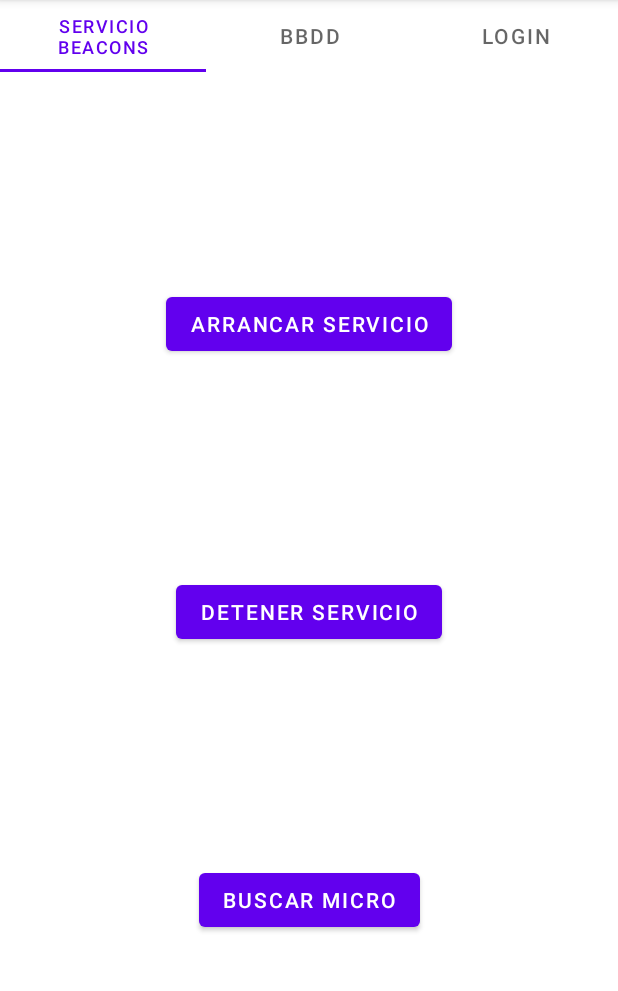
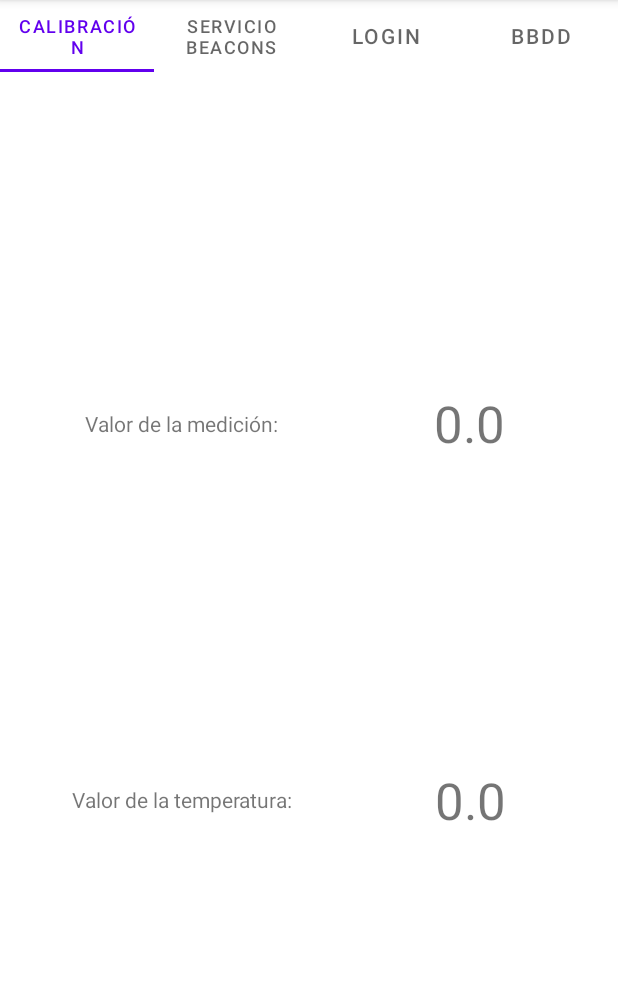
Before and after one commit to nachischo/Commun03APP, an Android app: the screen it shows after launch (MainActivity), on a phone screen of 412 x 824 dp, the part 84-1075 px from its top. Run offline under Robolectric (Android 15) with nearby library versions, the phone set to English and light mode, and no system bars.

Commit message:
Sección de calibración + muestra de datos en la app

```diff
--- a/app/src/main/java/com/imsangar/commun03app/RESTrequest/REST.java
+++ b/app/src/main/java/com/imsangar/commun03app/RESTrequest/REST.java
@@ -47,13 +47,13 @@ public class REST {
 
     //doy de alta una nueva medicion en la base de datos con metodo POST
     //idMedicion: Texto, idSensor: Texto, valorMedicion: N --> altaNuevaMedicion() -->
-    public static void altaNuevaMedicion(String idMedicion, String idSensor, int valorMedicion){
+    public static void altaNuevaMedicion(int idMedicion, String idSensor, double valorMedicion){
         PeticionarioREST elPeticionario = new PeticionarioREST();
 
 
-        elPeticionario.hacerPeticionREST("POST",  "http://172.20.10.2:3000/api/mediciones",
+        elPeticionario.hacerPeticionREST("POST",  "https://dmesmun.upv.edu.es/ServidorProyecto3a/serv/",
 
-                "{ 'sensor': '"+idSensor+"', 'valor': "+valorMedicion+", 'lat': '38.9964288', 'lon': '-0.1661116'}",
+                "{ 'sensor': '"+idMedicion+"', 'valor': "+valorMedicion+", 'lat': '38.9964288', 'lon': '-0.1661116'}",
                 new PeticionarioREST.RespuestaREST () {
                     @Override
                     public void callback(int codigo, String cuerpo) {
--- /dev/null
+++ b/app/src/main/java/com/imsangar/commun03app/fragments/TabCalibration.java
@@ -0,0 +1,52 @@
+package com.imsangar.commun03app.fragments;
+
+import android.os.Bundle;
+import android.view.LayoutInflater;
+import android.view.View;
+import android.view.ViewGroup;
+import android.widget.TextView;
+
+import androidx.fragment.app.Fragment;
+
+import com.imsangar.commun03app.MainActivity;
+import com.imsangar.commun03app.R;
+import com.imsangar.commun03app.databinding.CalibrarDispositivoBinding;
+
+import java.math.BigDecimal;
+import java.math.RoundingMode;
+
+public class TabCalibration extends Fragment {
+
+    private CalibrarDispositivoBinding binding;
+    static View valorMedicion = null;
+    static View valorTemperatura = null;
+
+
+    public static void cambiaValorMedicion(double nuevoValorMedicion){
+        if(valorMedicion!=null){
+            ((TextView)valorMedicion).setText(String.valueOf(new BigDecimal(nuevoValorMedicion).setScale(6, RoundingMode.HALF_UP)));
+        }
+    }
+
+    public static void cambiaValorTemperatura(double nuevoValorTemperatura){
+        if(valorTemperatura!=null){
+            ((TextView)valorTemperatura).setText(String.valueOf(new BigDecimal(nuevoValorTemperatura).setScale(1, RoundingMode.HALF_UP)));
+        }
+    }
+
+    @Override
+    public void onCreate(Bundle savedInstanceState) {
+        super.onCreate(savedInstanceState);
+    }
+    @Override
+    public View onCreateView(LayoutInflater inflater, ViewGroup container,
+                             Bundle savedInstanceState) {
+        binding = CalibrarDispositivoBinding.inflate(inflater, container, false);
+        View root = binding.getRoot();
+
+        valorMedicion = binding.valorMedicion;
+        valorTemperatura = binding.valorTemperatura;
+
+        return root;
+    }
+}
--- a/app/src/main/java/com/imsangar/commun03app/uiElements/MiPagerAdapter.java
+++ b/app/src/main/java/com/imsangar/commun03app/uiElements/MiPagerAdapter.java
@@ -7,6 +7,7 @@ import androidx.viewpager2.adapter.FragmentStateAdapter;
 
 import com.imsangar.commun03app.fragments.TabBBDD;
 import com.imsangar.commun03app.fragments.TabBTLE;
+import com.imsangar.commun03app.fragments.TabCalibration;
 import com.imsangar.commun03app.fragments.TabLogin;
 
 public class MiPagerAdapter extends FragmentStateAdapter {
@@ -16,7 +17,7 @@ public class MiPagerAdapter extends FragmentStateAdapter {
 
     @Override
     public int getItemCount() {
-        return 3;
+        return 4;
     }
 
     @Override
@@ -24,11 +25,13 @@ public class MiPagerAdapter extends FragmentStateAdapter {
     public Fragment createFragment(int position) {
         switch (position) {
             case 0:
+                return new TabCalibration();
+            case 1:
                 return new TabBTLE();
-            case 1:
-                return new TabBBDD();
             case 2:
                 return new TabLogin();
+            case 3:
+                return new TabBBDD();
         }
         return null;
     }
--- a/app/src/main/java/com/imsangar/commun03app/uiElements/TabManager.java
+++ b/app/src/main/java/com/imsangar/commun03app/uiElements/TabManager.java
@@ -16,7 +16,7 @@ public class TabManager {
         actividad.setContentView(R.layout.activity_main);
 
         // Nombres de las pestañas
-        String[] nombres = new String[]{"Servicio Beacons","BBDD", "Login"};
+        String[] nombres = new String[]{"Calibración", "Servicio Beacons", "Login", "BBDD"};
 
         //Pestañas
         ViewPager2 viewPager = actividad.findViewById(R.id.viewpager);
--- /dev/null
+++ b/app/src/main/res/layout/calibrar_dispositivo.xml
@@ -0,0 +1,60 @@
+<?xml version="1.0" encoding="utf-8"?>
+<androidx.constraintlayout.widget.ConstraintLayout xmlns:android="http://schemas.android.com/apk/res/android"
+    xmlns:app="http://schemas.android.com/apk/res-auto"
+    xmlns:tools="http://schemas.android.com/tools"
+    android:layout_width="match_parent"
+    android:layout_height="match_parent">
+
+    <TextView
+        android:id="@+id/valorMedicion"
+        android:layout_width="143dp"
+        android:layout_height="67dp"
+        android:gravity="center|center_horizontal|center_vertical"
+        android:text="0.0"
+        android:textSize="34sp"
+        app:layout_constraintBottom_toBottomOf="@+id/textValorMedicion"
+        app:layout_constraintEnd_toEndOf="parent"
+        app:layout_constraintHorizontal_bias="0.5"
+        app:layout_constraintStart_toEndOf="@+id/textValorMedicion"
+        app:layout_constraintTop_toTopOf="@+id/textValorMedicion" />
+
+    <TextView
+        android:id="@+id/textValorMedicion"
+        android:layout_width="187dp"
+        android:layout_height="33dp"
+        android:gravity="center|center_horizontal|center_vertical"
+        android:text="Valor de la medición:"
+        app:layout_constraintBottom_toTopOf="@+id/textValorTemperatura"
+        app:layout_constraintEnd_toStartOf="@+id/valorMedicion"
+        app:layout_constraintHorizontal_bias="0.5"
+        app:layout_constraintHorizontal_chainStyle="spread"
+        app:layout_constraintStart_toStartOf="parent"
+        app:layout_constraintTop_toTopOf="parent" />
+
+    <TextView
+        android:id="@+id/valorTemperatura"
+        android:layout_width="142dp"
+        android:layout_height="67dp"
+        android:gravity="center|center_horizontal|center_vertical"
+        android:text="0.0"
+        android:textSize="34sp"
+        app:layout_constraintBottom_toBottomOf="@+id/textValorTemperatura"
+        app:layout_constraintEnd_toEndOf="parent"
+        app:layout_constraintHorizontal_bias="0.5"
+        app:layout_constraintStart_toEndOf="@+id/textValorTemperatura"
+        app:layout_constraintTop_toTopOf="@+id/textValorTemperatura" />
+
+    <TextView
+        android:id="@+id/textValorTemperatura"
+        android:layout_width="187dp"
+        android:layout_height="33dp"
+        android:gravity="center|center_horizontal|center_vertical"
+        android:text="Valor de la temperatura:"
+        app:layout_constraintBottom_toBottomOf="parent"
+        app:layout_constraintEnd_toStartOf="@+id/valorTemperatura"
+        app:layout_constraintHorizontal_bias="0.5"
+        app:layout_constraintHorizontal_chainStyle="spread"
+        app:layout_constraintStart_toStartOf="parent"
+        app:layout_constraintTop_toBottomOf="@+id/textValorMedicion" />
+
+</androidx.constraintlayout.widget.ConstraintLayout>
```
Also changed, not shown: app/src/main/java/com/imsangar/commun03app/beaconManagement/BTLE.java (+33 -5 lines).
